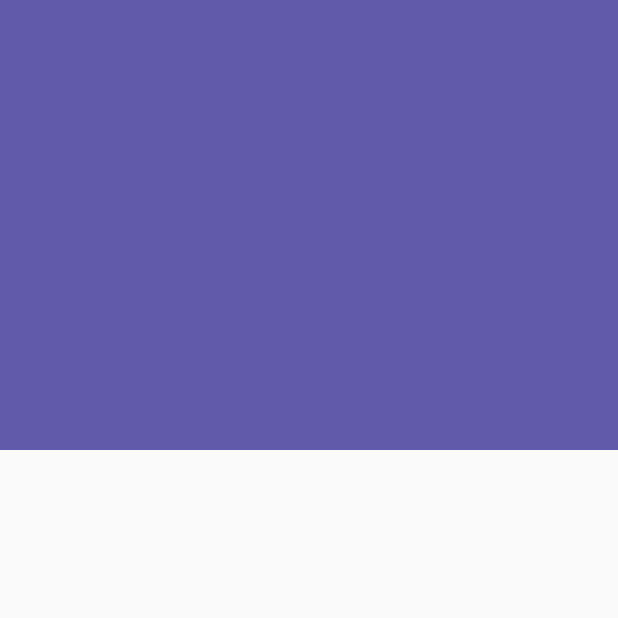
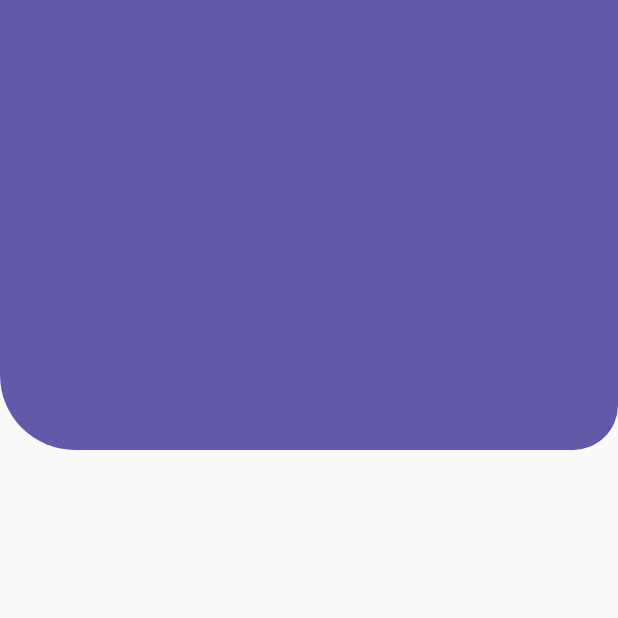
Before and after one commit to jairoportela/desing_app, a Flutter app: the screen it shows after launch, on a phone screen of 412 x 824 dp, the top half of it. Run offline on Flutter 3.47's test engine with Material 2 defaults, Android fonts, the phone set to English and light mode, and no system bars.

Commit message:
Se añadio bordes redondeados

```diff
--- a/lib/src/pages/headers_page.dart
+++ b/lib/src/pages/headers_page.dart
@@ -6,6 +6,8 @@
 
   @override
   Widget build(BuildContext context) {
-    return const Scaffold(body: SquareHeader());
+    return const Scaffold(
+      body: BorderRadiusHeader(),
+    );
   }
 }
--- a/lib/src/widgets/headers.dart
+++ b/lib/src/widgets/headers.dart
@@ -11,3 +11,21 @@
     );
   }
 }
+
+class BorderRadiusHeader extends StatelessWidget {
+  const BorderRadiusHeader({Key? key}) : super(key: key);
+
+  @override
+  Widget build(BuildContext context) {
+    return Container(
+      height: 300,
+      decoration: const BoxDecoration(
+        borderRadius: BorderRadius.only(
+          bottomLeft: Radius.circular(50),
+          bottomRight: Radius.circular(30),
+        ),
+        color: Color(0xff615AAB),
+      ),
+    );
+  }
+}
```
